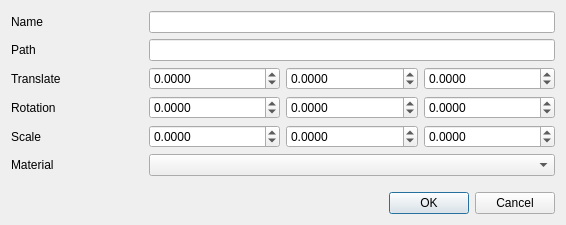
This is src/gui/dialogmeshfile.ui in Yt-trium/Couscous-raytracer as Qt 5 draws it before an edit. The edited form follows.
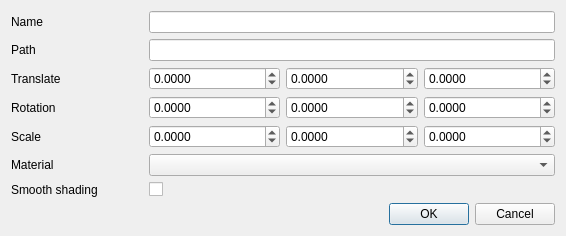
This is the edited form.

Commit message: Show smooth shading setting

```diff
--- a/src/gui/dialogmeshfile.ui
+++ b/src/gui/dialogmeshfile.ui
@@ -67,7 +67,7 @@
      </property>
     </widget>
    </item>
-   <item row="6" column="0" colspan="4">
+   <item row="7" column="0" colspan="4">
     <spacer name="verticalSpacer">
      <property name="orientation">
       <enum>Qt::Vertical</enum>
@@ -87,16 +87,6 @@
      </property>
     </widget>
    </item>
-   <item row="7" column="0" colspan="4">
-    <widget class="QDialogButtonBox" name="buttonBox">
-     <property name="orientation">
-      <enum>Qt::Horizontal</enum>
-     </property>
-     <property name="standardButtons">
-      <set>QDialogButtonBox::Cancel|QDialogButtonBox::Ok</set>
-     </property>
-    </widget>
-   </item>
    <item row="3" column="1">
     <widget class="QDoubleSpinBox" name="doubleSpinBox_rotate_x">
      <property name="decimals">
@@ -117,6 +107,16 @@
      </property>
     </widget>
    </item>
+   <item row="8" column="0" colspan="4">
+    <widget class="QDialogButtonBox" name="buttonBox">
+     <property name="orientation">
+      <enum>Qt::Horizontal</enum>
+     </property>
+     <property name="standardButtons">
+      <set>QDialogButtonBox::Cancel|QDialogButtonBox::Ok</set>
+     </property>
+    </widget>
+   </item>
    <item row="5" column="1" colspan="3">
     <widget class="QComboBox" name="comboBox_material"/>
    </item>
@@ -205,6 +205,20 @@
      </property>
     </widget>
    </item>
+   <item row="6" column="0">
+    <widget class="QLabel" name="label_2">
+     <property name="text">
+      <string>Smooth shading</string>
+     </property>
+    </widget>
+   </item>
+   <item row="6" column="1">
+    <widget class="QCheckBox" name="smoothShading">
+     <property name="text">
+      <string/>
+     </property>
+    </widget>
+   </item>
   </layout>
  </widget>
  <tabstops>
```
The commit also changes 1 other file.
